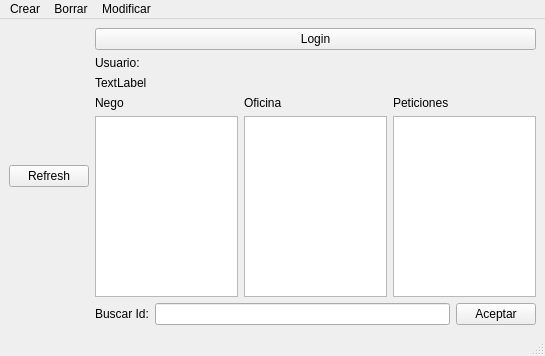
First picture: the form in source/mainwindow.ui, repository hugo19941994/ViajeFacil, before the edit.
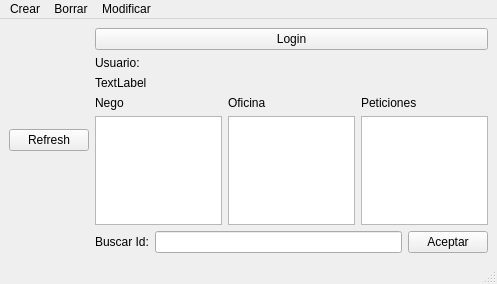
Second picture: the form after the edit.

What changed in the file:
```diff
--- a/source/mainwindow.ui
+++ b/source/mainwindow.ui
@@ -6,8 +6,8 @@
    <rect>
     <x>0</x>
     <y>0</y>
-    <width>545</width>
-    <height>356</height>
+    <width>497</width>
+    <height>284</height>
    </rect>
   </property>
   <property name="windowTitle">
@@ -125,7 +125,7 @@
     <rect>
      <x>0</x>
      <y>0</y>
-     <width>545</width>
+     <width>497</width>
      <height>21</height>
     </rect>
    </property>
```
